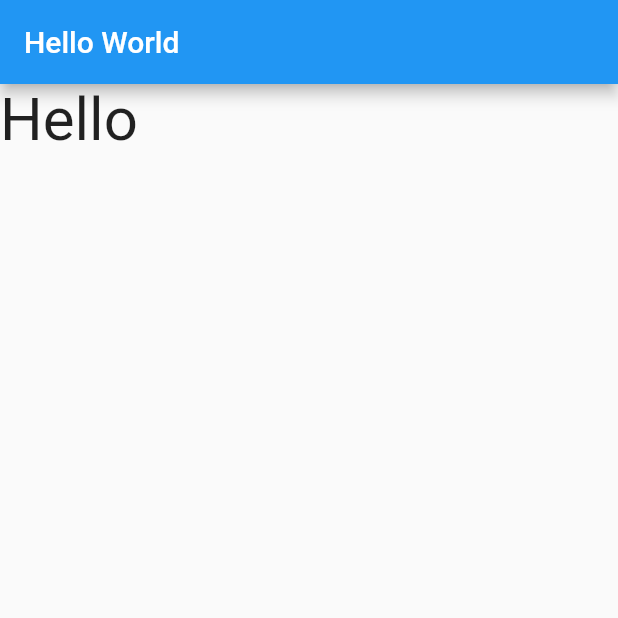
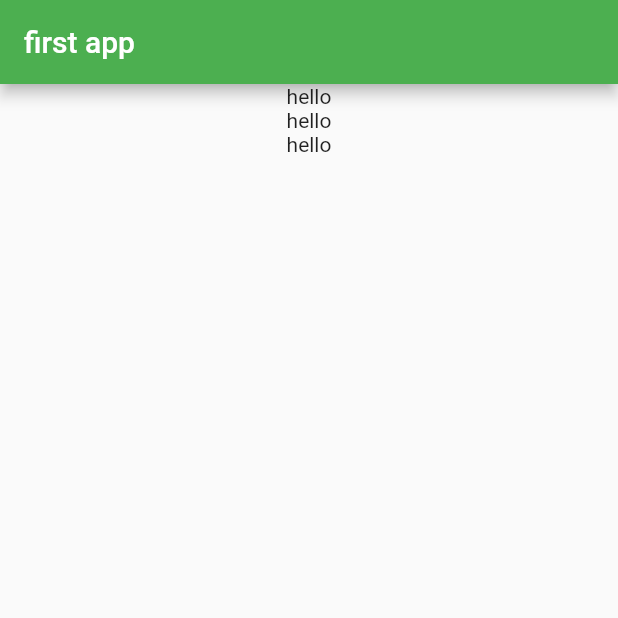
Before and after one commit to myid-hana/flutter_app_2, a Flutter app: the screen it shows after launch, on a phone screen of 412 x 824 dp, the top half of it. Run offline on Flutter 3.47's test engine with Material 2 defaults, Android fonts, the light colour scheme and no system bars.

Commit message:
플러터 앱 페이지 기본 코드 이해하기

```diff
--- a/lib/main.dart
+++ b/lib/main.dart
@@ -6,33 +6,31 @@ class MyApp extends StatelessWidget {
   @override
   Widget build(BuildContext context) {
     return MaterialApp(
-      title: 'Flutter Demo',
+      title: 'first app',
       theme: ThemeData(
-        primarySwatch: Colors.blue,
+        primarySwatch: Colors.green
       ),
       home: MyHomePage(),
     );
   }
 }
 
-class MyHomePage extends StatefulWidget {
-  @override
-  _MyHomePageState createState() => _MyHomePageState();
-}
-
-class _MyHomePageState extends State<MyHomePage> {
-  var _text = 'Hello';
-
+class MyHomePage extends StatelessWidget {
   @override
   Widget build(BuildContext context) {
     return Scaffold(
-      appBar: AppBar(title: Text('Hello World'),
+      appBar: AppBar(
+        title: Text('first app')
       ),
-      body: Text(
-        _text,
-        style: TextStyle(fontSize: 40),
-      ),
-
+      body: Center(
+        child: Column(
+          children: [
+            Text('hello'),
+            Text('hello'),
+            Text('hello')
+          ],
+        ),
+        ),
     );
   }
 }
```
